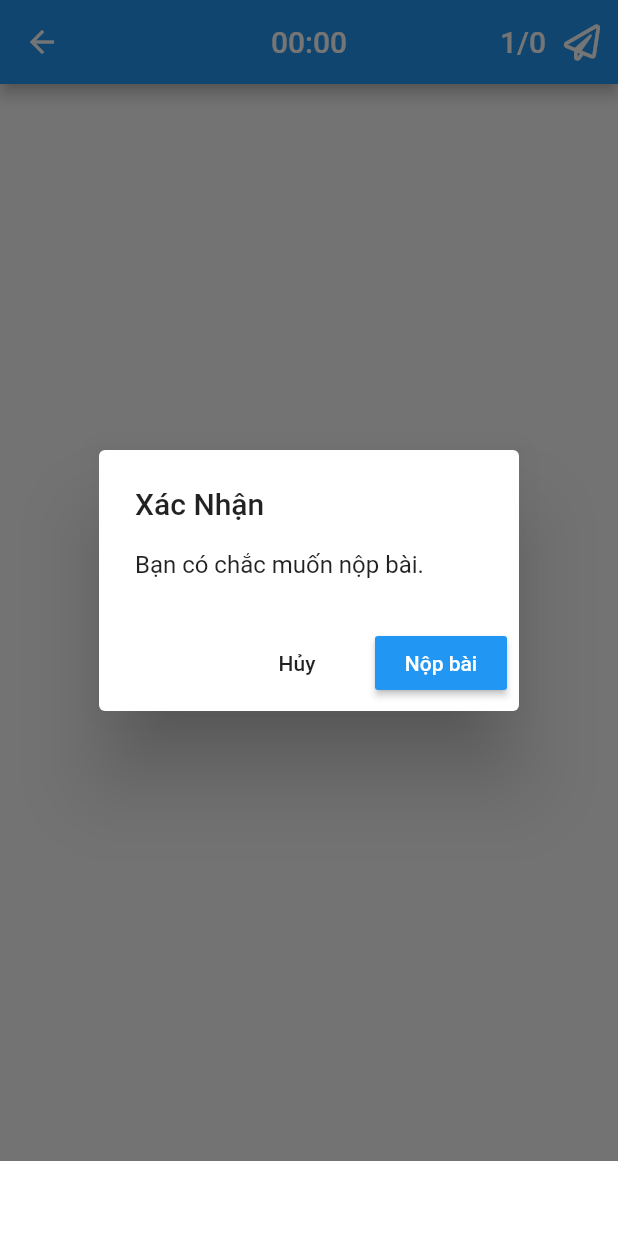
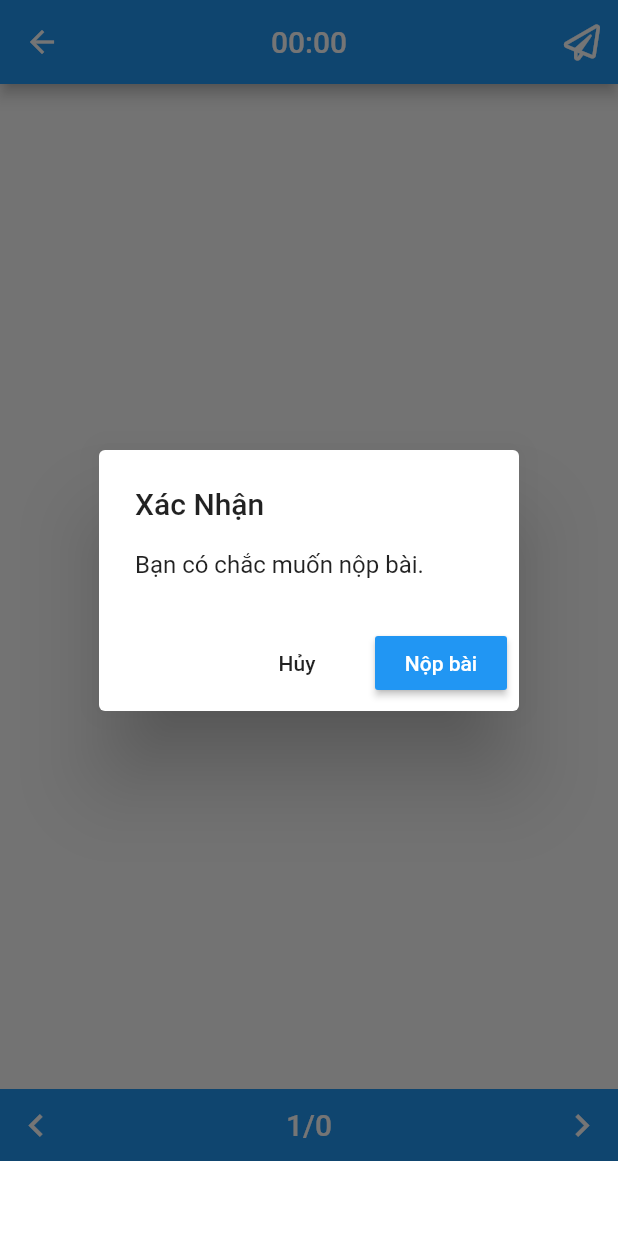
Before and after one commit to skyphantomhz/driverlicense, a Flutter app: the QuestionPage screen opened directly with empty values, after a tap on an icon or button, on a phone screen of 412 x 824 dp. Run offline on Flutter 3.47's test engine with Material 2 defaults, Android fonts, the phone set to English and light mode, and no system bars; our stand-ins replace firebase_analytics, firebase_crashlytics, font_awesome_flutter, get_it, rxdart, shared_preferences and 1 more; missing offline and left inert: firebase_admob; accounts and stored records are empty; statements that could not run were skipped.

Commit message:
Add bottom navbar

```diff
--- a/lib/ui/questionpage/question_page.dart
+++ b/lib/ui/questionpage/question_page.dart
@@ -51,20 +51,6 @@ class _QuestionPageState extends State<QuestionPage> {
             }),
         centerTitle: true,
         actions: <Widget>[
-          Center(
-            child: StreamBuilder(
-              stream: _questionBloc.pageState,
-              builder: (BuildContext context, AsyncSnapshot snapshot) {
-                return Text(
-                  snapshot?.data ?? "",
-                  style: Theme.of(context)
-                      .textTheme
-                      .title
-                      .copyWith(color: Colors.white),
-                );
-              },
-            ),
-          ),
           IconButton(
             icon: Icon(FontAwesomeIcons.paperPlane),
             onPressed: () {
@@ -74,10 +60,11 @@ class _QuestionPageState extends State<QuestionPage> {
         ],
       ),
       body: SafeArea(
-        child: Container(
-          height: MediaQuery.of(context).size.height * 0.7,
-          child: Row(
+        child: Column(
           children: <Widget>[
+            // Container(
+            // height: MediaQuery.of(context).size.height * 0.7,
+            // child:
             Expanded(
               child: PageView.builder(
                 physics: BouncingScrollPhysics(),
@@ -94,8 +81,57 @@ class _QuestionPageState extends State<QuestionPage> {
                 },
               ),
             ),
+
+            Container(
+              color: Theme.of(context).colorScheme.primary,
+              child: Row(
+                mainAxisSize: MainAxisSize.max,
+                children: <Widget>[
+                  IconButton(
+                    color: Colors.white,
+                    onPressed: () {
+                      _controller?.previousPage(
+                          duration: Duration(milliseconds: 300),
+                          curve: Curves.bounceIn);
+                    },
+                    icon: Icon(
+                      Icons.chevron_left,
+                      size: 30,
+                    ),
+                  ),
+                  Expanded(
+                    child: Center(
+                      child: StreamBuilder(
+                        stream: _questionBloc.pageState,
+                        builder:
+                            (BuildContext context, AsyncSnapshot snapshot) {
+                          return Text(
+                            snapshot?.data ?? "N/A",
+                            style: Theme.of(context)
+                                .textTheme
+                                .title
+                                .copyWith(color: Colors.white),
+                          );
+                        },
+                      ),
+                    ),
+                  ),
+                  IconButton(
+                    color: Colors.white,
+                    onPressed: () {
+                      _controller?.nextPage(
+                          duration: Duration(milliseconds: 300),
+                          curve: Curves.bounceIn);
+                    },
+                    icon: Icon(
+                      Icons.chevron_right,
+                      size: 30,
+                    ),
+                  ),
                 ],
               ),
+            ),
+          ],
         ),
       ),
     );
```
Lines whose indentation alone changed are shown as unchanged.
